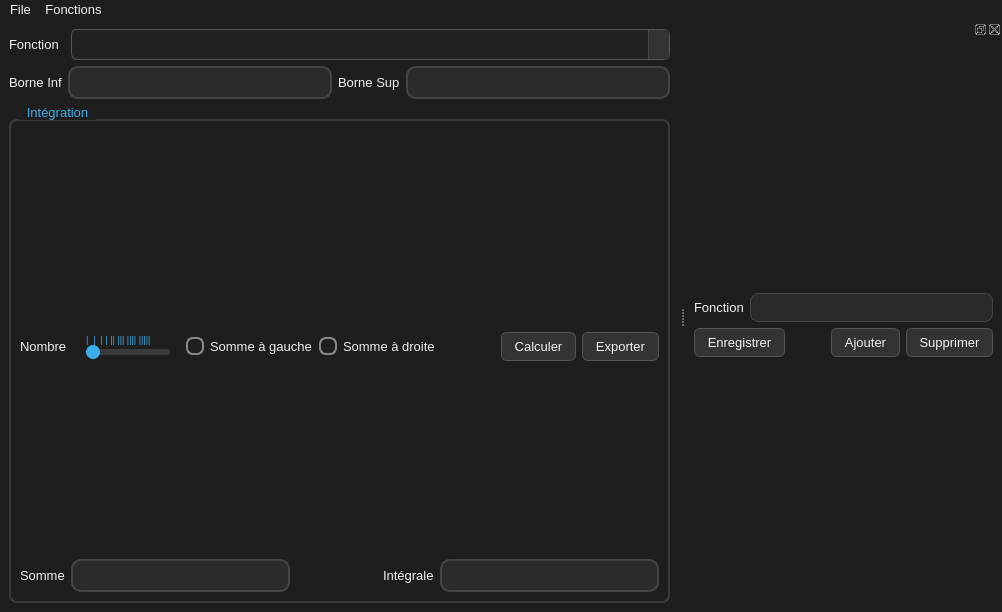
This is ui/mainwindow.ui in IbrahimFakoua89/TP2A25 as Qt 5 draws it before an edit. The edited form follows.
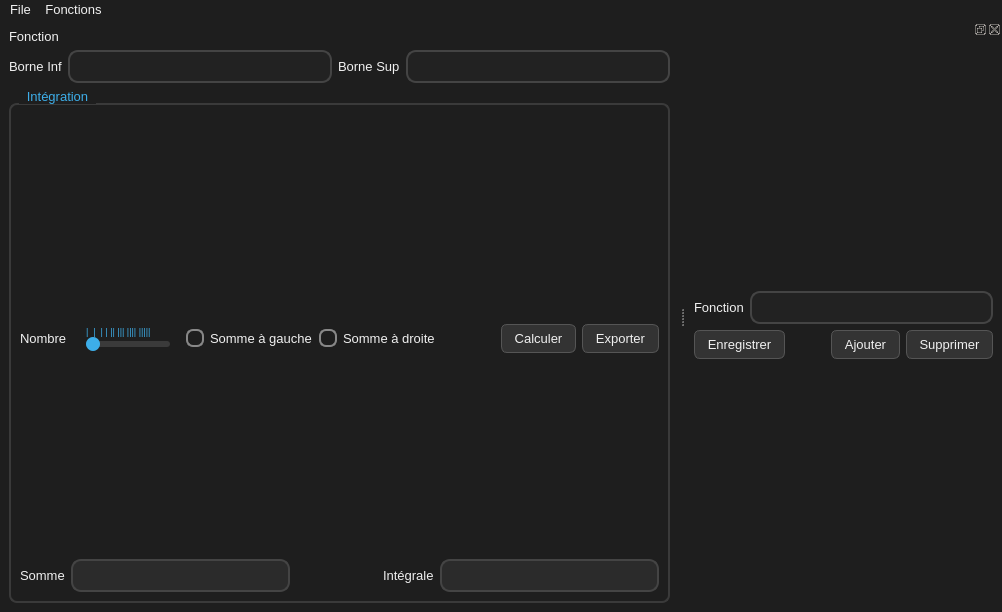
This is the edited form.

The edit to the form file:
```diff
--- a/ui/mainwindow.ui
+++ b/ui/mainwindow.ui
@@ -65,11 +65,11 @@
 
 /* ---------- QLINEEDIT ---------- */
 QLineEdit {
-    background-color: #2a2a2a;
-    border: 1px solid #444;
-    border-radius: 8px;
-    padding: 5px 8px;
-    color: #f0f0f0;
+    border: 2px solid #444;
+    border-radius: 10px;
+    padding: 6px 10px;
+    background-color: #222;
+    color: #f0f0f0; 
 }
 QLineEdit:focus {
     border: 1px solid #3daee9;
@@ -151,7 +151,7 @@
       <item>
        <layout class="QVBoxLayout" name="function_and_born_verticalLayout">
         <item>
-         <layout class="QHBoxLayout" name="function_horizontalLayout" stretch="0,2">
+         <layout class="QHBoxLayout" name="function_horizontalLayout" stretch="0">
           <property name="spacing">
            <number>12</number>
           </property>
@@ -162,36 +162,6 @@
             </property>
            </widget>
           </item>
-          <item>
-           <widget class="QComboBox" name="comboBox">
-            <property name="acceptDrops">
-             <bool>false</bool>
-            </property>
-            <property name="styleSheet">
-             <string notr="true">
-        QComboBox {
-            background-color: #222;
-            color: white;
-            padding: 6px 30px 6px 8px; 
-            border: 1px solid #555;
-            border-radius: 6px;
-        }
-
-        QComboBox::drop-down {
-            subcontrol-origin: padding;
-            subcontrol-position: top right;
-            width: 20px; 
-            border-left: 1px solid #444;
-            background-color: #333;
-        }
-
-</string>
-            </property>
-            <property name="editable">
-             <bool>true</bool>
-            </property>
-           </widget>
-          </item>
          </layout>
         </item>
         <item>
@@ -206,19 +176,7 @@
           <item>
            <widget class="QLineEdit" name="borne_inf_lineEdit">
             <property name="styleSheet">
-             <string notr="true">QLineEdit {
-    border: 2px solid #444;
-    border-radius: 10px;
-    padding: 6px 10px;
-    background-color: #2b2b2b;
-    color: #f0f0f0; 
-}
-
-QLineEdit:focus {
-    border: 2px solid #3daee9; 
-    background-color: #333;
-}
-</string>
+             <string notr="true"/>
             </property>
            </widget>
           </item>
@@ -236,7 +194,7 @@
     border: 2px solid #444;
     border-radius: 10px;
     padding: 6px 10px;
-    background-color: #2b2b2b;
+    background-color: #222;
     color: #f0f0f0; 
 }
 
```
Left out of the diff: 16 changed lines with no effect on the pictures.
